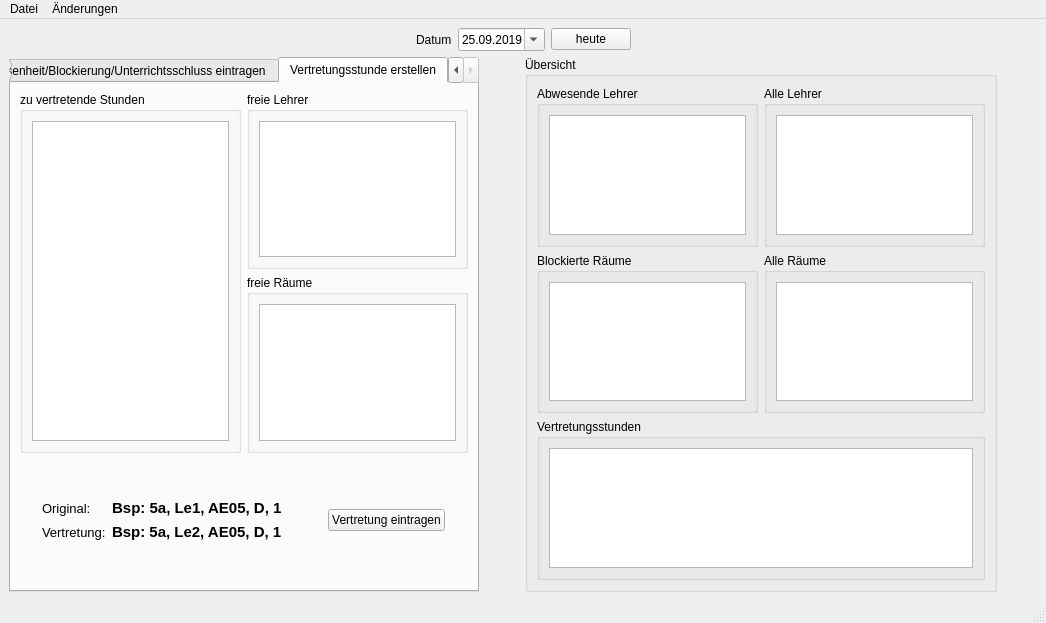
Before: the Qt Designer form alternativeWindow.ui in LordMuetze/InformatikVertretungsplan, drawn with Qt 5.
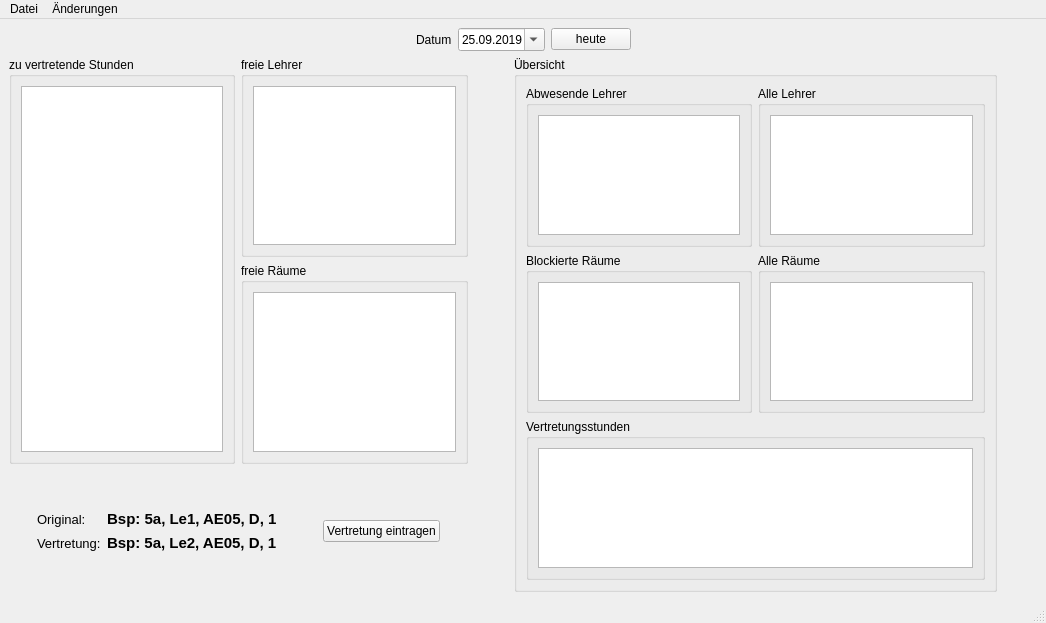
After: the same form once the commit is applied.

Commit message: DEL: Tabwidget removed

```diff
--- a/alternativeWindow.ui
+++ b/alternativeWindow.ui
@@ -121,21 +121,6 @@
     <item>
      <layout class="QHBoxLayout" name="horizontalLayout_1">
       <item>
-       <widget class="QTabWidget" name="tabWidget">
-        <property name="currentIndex">
-         <number>1</number>
-        </property>
-        <widget class="QWidget" name="tab_1">
-         <attribute name="title">
-          <string>Abwesenheit/Blockierung/Unterrichtsschluss eintragen</string>
-         </attribute>
-        </widget>
-        <widget class="QWidget" name="tab_2">
-         <attribute name="title">
-          <string>Vertretungsstunde erstellen</string>
-         </attribute>
-         <layout class="QHBoxLayout" name="horizontalLayout_11">
-          <item>
            <layout class="QVBoxLayout" name="verticalLayout_6">
             <item>
              <layout class="QHBoxLayout" name="horizontalLayout_4">
@@ -352,10 +337,6 @@
              </layout>
             </item>
            </layout>
-          </item>
-         </layout>
-        </widget>
-       </widget>
       </item>
       <item>
        <spacer name="horizontalSpacer">
```
Lines whose indentation alone changed are shown as unchanged.
